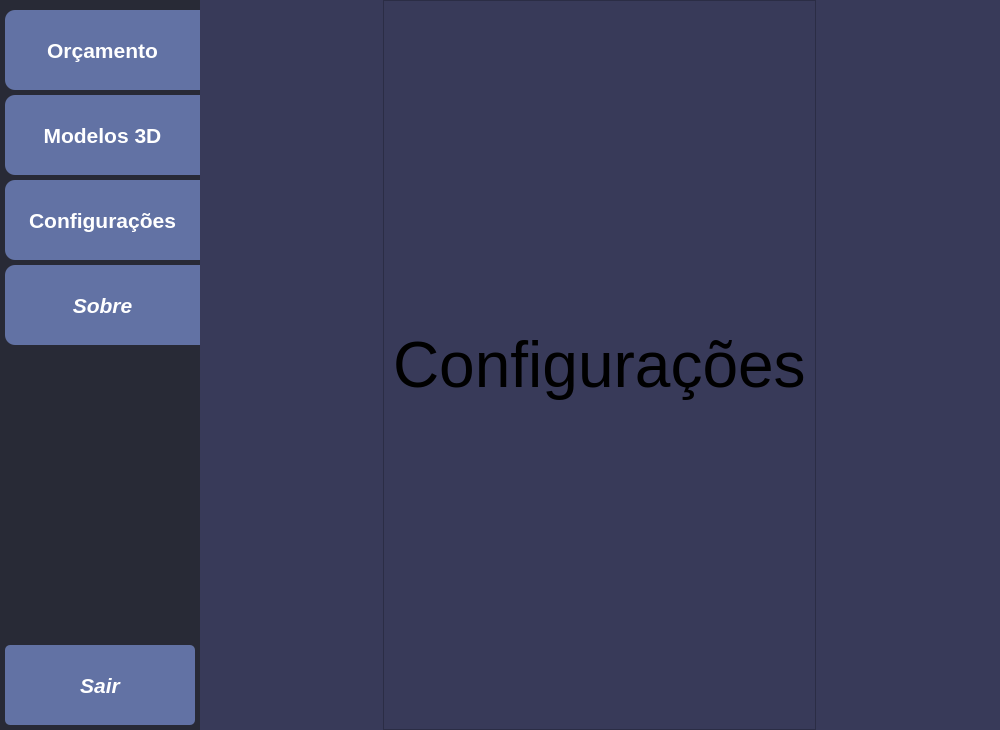
Qt form main.ui (RobertooMota/orcamento_3d_print) before a commit.
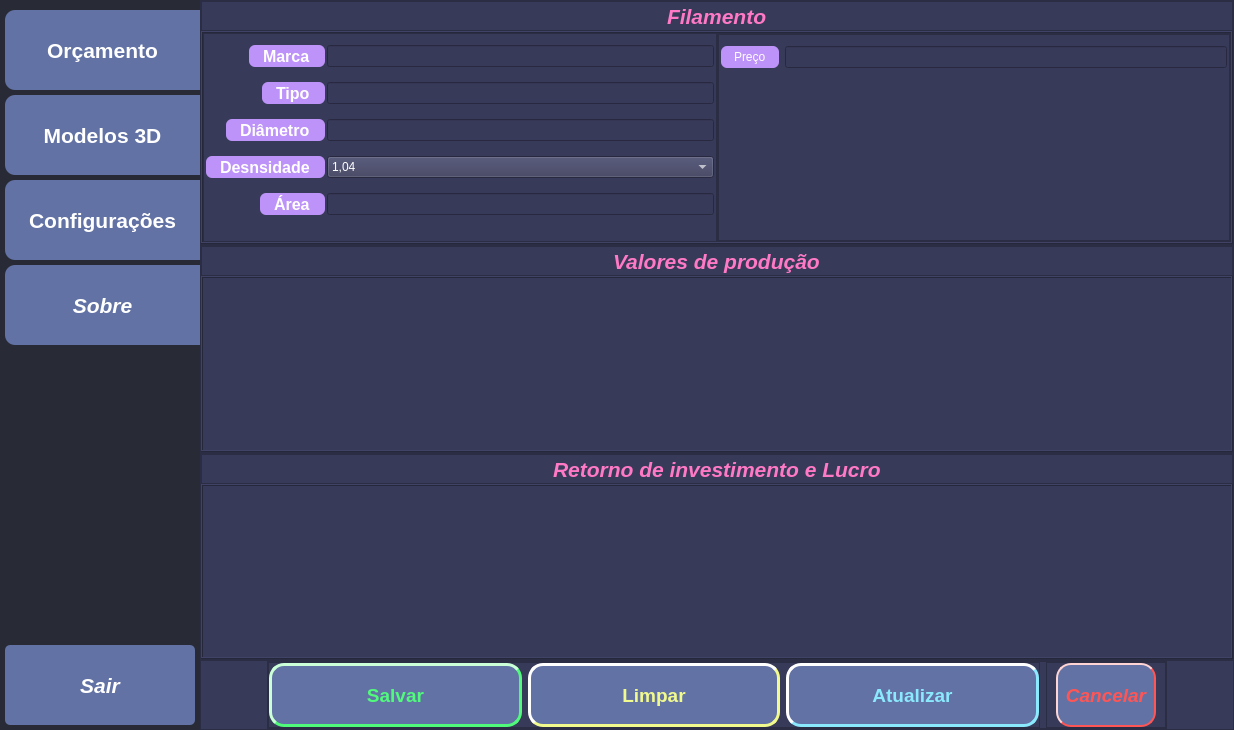
The same form after that commit. Icons and pictures are not drawn.

Commit message: inicio pagina de configuracao

The edit to the form file:
```diff
--- a/main.ui
+++ b/main.ui
@@ -6,7 +6,7 @@
    <rect>
     <x>0</x>
     <y>0</y>
-    <width>1000</width>
+    <width>1234</width>
     <height>730</height>
    </rect>
   </property>
@@ -585,8 +585,441 @@
               <property name="bottomMargin">
                <number>0</number>
               </property>
-              <item alignment="Qt::AlignHCenter">
-               <widget class="QFrame" name="frame_4">
+              <item>
+               <widget class="QFrame" name="campo_1_Filamento">
+                <property name="minimumSize">
+                 <size>
+                  <width>0</width>
+                  <height>243</height>
+                 </size>
+                </property>
+                <property name="maximumSize">
+                 <size>
+                  <width>16777215</width>
+                  <height>16777215</height>
+                 </size>
+                </property>
+                <property name="frameShape">
+                 <enum>QFrame::StyledPanel</enum>
+                </property>
+                <property name="frameShadow">
+                 <enum>QFrame::Raised</enum>
+                </property>
+                <layout class="QVBoxLayout" name="verticalLayout_11">
+                 <property name="spacing">
+                  <number>0</number>
+                 </property>
+                 <property name="leftMargin">
+                  <number>0</number>
+                 </property>
+                 <property name="topMargin">
+                  <number>0</number>
+                 </property>
+                 <property name="rightMargin">
+                  <number>0</number>
+                 </property>
+                 <property name="bottomMargin">
+                  <number>0</number>
+                 </property>
+                 <item>
+                  <widget class="QFrame" name="frm_titulo">
+                   <property name="minimumSize">
+                    <size>
+                     <width>720</width>
+                     <height>30</height>
+                    </size>
+                   </property>
+                   <property name="maximumSize">
+                    <size>
+                     <width>11111111</width>
+                     <height>30</height>
+                    </size>
+                   </property>
+                   <property name="frameShape">
+                    <enum>QFrame::StyledPanel</enum>
+                   </property>
+                   <property name="frameShadow">
+                    <enum>QFrame::Raised</enum>
+                   </property>
+                   <layout class="QVBoxLayout" name="verticalLayout_12">
+                    <property name="spacing">
+                     <number>0</number>
+                    </property>
+                    <property name="leftMargin">
+                     <number>0</number>
+                    </property>
+                    <property name="topMargin">
+                     <number>0</number>
+                    </property>
+                    <property name="rightMargin">
+                     <number>0</number>
+                    </property>
+                    <property name="bottomMargin">
+                     <number>0</number>
+                    </property>
+                    <item alignment="Qt::AlignHCenter">
+                     <widget class="QLabel" name="titulo_Filamento">
+                      <property name="font">
+                       <font>
+                        <pointsize>16</pointsize>
+                        <italic>true</italic>
+                        <bold>true</bold>
+                       </font>
+                      </property>
+                      <property name="styleSheet">
+                       <string notr="true">
+color:#ff79c6;
+</string>
+                      </property>
+                      <property name="text">
+                       <string>Filamento</string>
+                      </property>
+                     </widget>
+                    </item>
+                   </layout>
+                  </widget>
+                 </item>
+                 <item>
+                  <widget class="QFrame" name="frm_3">
+                   <property name="frameShape">
+                    <enum>QFrame::Box</enum>
+                   </property>
+                   <property name="frameShadow">
+                    <enum>QFrame::Raised</enum>
+                   </property>
+                   <layout class="QHBoxLayout" name="horizontalLayout_4">
+                    <property name="spacing">
+                     <number>0</number>
+                    </property>
+                    <property name="leftMargin">
+                     <number>0</number>
+                    </property>
+                    <property name="topMargin">
+                     <number>0</number>
+                    </property>
+                    <property name="rightMargin">
+                     <number>0</number>
+                    </property>
+                    <property name="bottomMargin">
+                     <number>0</number>
+                    </property>
+                    <item>
+                     <widget class="QFrame" name="frame_5">
+                      <property name="minimumSize">
+                       <size>
+                        <width>0</width>
+                        <height>207</height>
+                       </size>
+                      </property>
+                      <property name="maximumSize">
+                       <size>
+                        <width>11111111</width>
+                        <height>16777215</height>
+                       </size>
+                      </property>
+                      <property name="frameShape">
+                       <enum>QFrame::StyledPanel</enum>
+                      </property>
+                      <property name="frameShadow">
+                       <enum>QFrame::Raised</enum>
+                      </property>
+                      <layout class="QVBoxLayout" name="verticalLayout_17">
+                       <property name="spacing">
+                        <number>2</number>
+                       </property>
+                       <property name="leftMargin">
+                        <number>2</number>
+                       </property>
+                       <property name="topMargin">
+                        <number>2</number>
+                       </property>
+                       <property name="rightMargin">
+                        <number>2</number>
+                       </property>
+                       <property name="bottomMargin">
+                        <number>2</number>
+                       </property>
+                       <item>
+                        <layout class="QFormLayout" name="formLayout">
+                         <property name="labelAlignment">
+                          <set>Qt::AlignRight|Qt::AlignTrailing|Qt::AlignVCenter</set>
+                         </property>
+                         <property name="formAlignment">
+                          <set>Qt::AlignHCenter|Qt::AlignTop</set>
+                         </property>
+                         <property name="verticalSpacing">
+                          <number>15</number>
+                         </property>
+                         <property name="topMargin">
+                          <number>9</number>
+                         </property>
+                         <item row="0" column="0">
+                          <widget class="QLabel" name="label_6">
+                           <property name="sizePolicy">
+                            <sizepolicy hsizetype="Preferred" vsizetype="Preferred">
+                             <horstretch>0</horstretch>
+                             <verstretch>0</verstretch>
+                            </sizepolicy>
+                           </property>
+                           <property name="font">
+                            <font>
+                             <pointsize>12</pointsize>
+                             <bold>true</bold>
+                            </font>
+                           </property>
+                           <property name="styleSheet">
+                            <string notr="true">background-color:#bd93f9;
+border: 0px solid;
+border-radius:6px;
+padding-right:10px;
+padding-left:10px;
+color:white;
+</string>
+                           </property>
+                           <property name="text">
+                            <string>Marca</string>
+                           </property>
+                          </widget>
+                         </item>
+                         <item row="0" column="1">
+                          <widget class="QLineEdit" name="lineEdit">
+                           <property name="styleSheet">
+                            <string notr="true">color:white;
+</string>
+                           </property>
+                          </widget>
+                         </item>
+                         <item row="1" column="0">
+                          <widget class="QLabel" name="label_7">
+                           <property name="font">
+                            <font>
+                             <pointsize>12</pointsize>
+                             <bold>true</bold>
+                            </font>
+                           </property>
+                           <property name="styleSheet">
+                            <string notr="true">background-color:#bd93f9;
+border: 0px solid;
+border-radius:6px;
+padding-right:10px;
+padding-left:10px;
+color:white;
+</string>
+                           </property>
+                           <property name="text">
+                            <string>Tipo</string>
+                           </property>
+                          </widget>
+                         </item>
+                         <item row="1" column="1">
+                          <widget class="QLineEdit" name="lineEdit_2"/>
+                         </item>
+                         <item row="2" column="0">
+                          <widget class="QLabel" name="label_3">
+                           <property name="font">
+                            <font>
+                             <pointsize>12</pointsize>
+                             <bold>true</bold>
+                            </font>
+                           </property>
+                           <property name="styleSheet">
+                            <string notr="true">background-color:#bd93f9;
+border: 0px solid;
+border-radius:6px;
+padding-right:10px;
+padding-left:10px;
+color:white;
+</string>
+                           </property>
+                           <property name="text">
+                            <string>Diâmetro</string>
+                           </property>
+                          </widget>
+                         </item>
+                         <item row="2" column="1">
+                          <widget class="QLineEdit" name="lineEdit_3"/>
+                         </item>
+                         <item row="3" column="0">
+                          <widget class="QLabel" name="label_4">
+                           <property name="font">
+                            <font>
+                             <pointsize>12</pointsize>
+                             <bold>true</bold>
+                            </font>
+                           </property>
+                           <property name="styleSheet">
+                            <string notr="true">background-color:#bd93f9;
+border: 0px solid;
+border-radius:6px;
+padding-right:10px;
+padding-left:10px;
+color:white;
+</string>
+                           </property>
+                           <property name="text">
+                            <string>Desnsidade</string>
+                           </property>
+                          </widget>
+                         </item>
+                         <item row="3" column="1">
+                          <widget class="QComboBox" name="comboBox">
+                           <property name="styleSheet">
+                            <string notr="true">color:white;</string>
+                           </property>
+                           <item>
+                            <property name="text">
+                             <string>1,04</string>
+                            </property>
+                           </item>
+                           <item>
+                            <property name="text">
+                             <string>1,24</string>
+                            </property>
+                           </item>
+                          </widget>
+                         </item>
+                         <item row="4" column="1">
+                          <widget class="QLineEdit" name="lineEdit_5"/>
+                         </item>
+                         <item row="4" column="0">
+                          <widget class="QLabel" name="label_5">
+                           <property name="font">
+                            <font>
+                             <pointsize>12</pointsize>
+                             <bold>true</bold>
+                            </font>
+                           </property>
+                           <property name="styleSheet">
+                            <string notr="true">background-color:#bd93f9;
+border: 0px solid;
+border-radius:6px;
+padding-right:10px;
+padding-left:10px;
+color:white;
+</string>
+                           </property>
+                           <property name="text">
+                            <string>Área</string>
+                           </property>
+                          </widget>
+                         </item>
+                        </layout>
+                       </item>
+                      </layout>
+                     </widget>
+                    </item>
+                    <item>
+                     <widget class="QFrame" name="frame_8">
+                      <property name="frameShape">
+                       <enum>QFrame::StyledPanel</enum>
+                      </property>
+                      <property name="frameShadow">
+                       <enum>QFrame::Raised</enum>
+                      </property>
+                      <layout class="QVBoxLayout" name="verticalLayout_19">
+                       <property name="spacing">
+                        <number>0</number>
+                       </property>
+                       <property name="leftMargin">
+                        <number>0</number>
+                       </property>
+                       <property name="topMargin">
+                        <number>0</number>
+                       </property>
+                       <property name="rightMargin">
+                        <number>0</number>
+                       </property>
+                       <property name="bottomMargin">
+                        <number>0</number>
+                       </property>
+                       <item>
+                        <widget class="QFrame" name="frame_7">
+                         <property name="minimumSize">
+                          <size>
+                           <width>0</width>
+                           <height>207</height>
+                          </size>
+                         </property>
+                         <property name="maximumSize">
+                          <size>
+                           <width>11111111</width>
+                           <height>16777215</height>
+                          </size>
+                         </property>
+                         <property name="frameShape">
+                          <enum>QFrame::StyledPanel</enum>
+                         </property>
+                         <property name="frameShadow">
+                          <enum>QFrame::Raised</enum>
+                         </property>
+                         <layout class="QVBoxLayout" name="verticalLayout_18">
+                          <property name="spacing">
+                           <number>2</number>
+                          </property>
+                          <property name="leftMargin">
+                           <number>2</number>
+                          </property>
+                          <property name="topMargin">
+                           <number>2</number>
+                          </property>
+                          <property name="rightMargin">
+                           <number>2</number>
+                          </property>
+                          <property name="bottomMargin">
+                           <number>2</number>
+                          </property>
+                          <item>
+                           <layout class="QFormLayout" name="formLayout_2">
+                            <property name="labelAlignment">
+                             <set>Qt::AlignLeading|Qt::AlignLeft|Qt::AlignVCenter</set>
+                            </property>
+                            <property name="formAlignment">
+                             <set>Qt::AlignLeading|Qt::AlignLeft|Qt::AlignTop</set>
+                            </property>
+                            <property name="horizontalSpacing">
+                             <number>6</number>
+                            </property>
+                            <property name="verticalSpacing">
+                             <number>15</number>
+                            </property>
+                            <property name="topMargin">
+                             <number>9</number>
+                            </property>
+                            <item row="0" column="0">
+                             <widget class="QLabel" name="label_8">
+                              <property name="styleSheet">
+                               <string notr="true">background-color:#bd93f9;
+border: 0px solid;
+border-radius:6px;
+padding-right:10px;
+padding-left:10px;
+color:white;
+</string>
+                              </property>
+                              <property name="text">
+                               <string>Preço</string>
+                              </property>
+                             </widget>
+                            </item>
+                            <item row="0" column="1">
+                             <widget class="QLineEdit" name="lineEdit_4"/>
+                            </item>
+                           </layout>
+                          </item>
+                         </layout>
+                        </widget>
+                       </item>
+                      </layout>
+                     </widget>
+                    </item>
+                   </layout>
+                  </widget>
+                 </item>
+                </layout>
+               </widget>
+              </item>
+              <item>
+               <widget class="QFrame" name="campo_2_ValoresProducao">
                 <property name="frameShape">
                  <enum>QFrame::StyledPanel</enum>
                 </property>
@@ -594,16 +1027,491 @@
                  <enum>QFrame::Raised</enum>
                 </property>
                 <layout class="QVBoxLayout" name="verticalLayout_10">
+                 <property name="spacing">
+                  <number>0</number>
+                 </property>
+                 <property name="leftMargin">
+                  <number>0</number>
+                 </property>
+                 <property name="topMargin">
+                  <number>0</number>
+                 </property>
+                 <property name="rightMargin">
+                  <number>0</number>
+                 </property>
+                 <property name="bottomMargin">
+                  <number>0</number>
+                 </property>
                  <item>
-                  <widget class="QLabel" name="label_3">
-                   <property name="font">
-                    <font>
-                     <pointsize>48</pointsize>
-                    </font>
+                  <widget class="QFrame" name="frm_titulo_2">
+                   <property name="minimumSize">
+                    <size>
+                     <width>720</width>
+                     <height>30</height>
+                    </size>
                    </property>
-                   <property name="text">
-                    <string>Configurações</string>
+                   <property name="maximumSize">
+                    <size>
+                     <width>16777215</width>
+                     <height>30</height>
+                    </size>
                    </property>
+                   <property name="frameShape">
+                    <enum>QFrame::StyledPanel</enum>
+                   </property>
+                   <property name="frameShadow">
+                    <enum>QFrame::Raised</enum>
+                   </property>
+                   <layout class="QVBoxLayout" name="verticalLayout_14">
+                    <property name="spacing">
+                     <number>0</number>
+                    </property>
+                    <property name="leftMargin">
+                     <number>0</number>
+                    </property>
+                    <property name="topMargin">
+                     <number>0</number>
+                    </property>
+                    <property name="rightMargin">
+                     <number>0</number>
+                    </property>
+                    <property name="bottomMargin">
+                     <number>0</number>
+                    </property>
+                    <item alignment="Qt::AlignHCenter">
+                     <widget class="QLabel" name="titulo_ValoresProducao">
+                      <property name="font">
+                       <font>
+                        <pointsize>16</pointsize>
+                        <italic>true</italic>
+                        <bold>true</bold>
+                       </font>
+                      </property>
+                      <property name="styleSheet">
+                       <string notr="true">
+color:#ff79c6;
+</string>
+                      </property>
+                      <property name="text">
+                       <string>Valores de produção</string>
+                      </property>
+                     </widget>
+                    </item>
+                   </layout>
+                  </widget>
+                 </item>
+                 <item>
+                  <widget class="QFrame" name="frame_4">
+                   <property name="frameShape">
+                    <enum>QFrame::Box</enum>
+                   </property>
+                   <property name="frameShadow">
+                    <enum>QFrame::Raised</enum>
+                   </property>
+                   <layout class="QVBoxLayout" name="verticalLayout_13">
+                    <property name="spacing">
+                     <number>0</number>
+                    </property>
+                    <property name="leftMargin">
+                     <number>0</number>
+                    </property>
+                    <property name="topMargin">
+                     <number>0</number>
+                    </property>
+                    <property name="rightMargin">
+                     <number>0</number>
+                    </property>
+                    <property name="bottomMargin">
+                     <number>0</number>
+                    </property>
+                   </layout>
+                  </widget>
+                 </item>
+                </layout>
+               </widget>
+              </item>
+              <item>
+               <widget class="QFrame" name="campo_3_RetornoLucro">
+                <property name="frameShape">
+                 <enum>QFrame::StyledPanel</enum>
+                </property>
+                <property name="frameShadow">
+                 <enum>QFrame::Raised</enum>
+                </property>
+                <layout class="QVBoxLayout" name="verticalLayout_15">
+                 <property name="spacing">
+                  <number>0</number>
+                 </property>
+                 <property name="leftMargin">
+                  <number>0</number>
+                 </property>
+                 <property name="topMargin">
+                  <number>0</number>
+                 </property>
+                 <property name="rightMargin">
+                  <number>0</number>
+                 </property>
+                 <property name="bottomMargin">
+                  <number>0</number>
+                 </property>
+                 <item>
+                  <widget class="QFrame" name="frm_titulo_3">
+                   <property name="minimumSize">
+                    <size>
+                     <width>0</width>
+                     <height>30</height>
+                    </size>
+                   </property>
+                   <property name="maximumSize">
+                    <size>
+                     <width>16777215</width>
+                     <height>30</height>
+                    </size>
+                   </property>
+                   <property name="frameShape">
+                    <enum>QFrame::StyledPanel</enum>
+                   </property>
+                   <property name="frameShadow">
+                    <enum>QFrame::Raised</enum>
+                   </property>
+                   <layout class="QVBoxLayout" name="verticalLayout_16">
+                    <property name="spacing">
+                     <number>0</number>
+                    </property>
+                    <property name="leftMargin">
+                     <number>0</number>
+                    </property>
+                    <property name="topMargin">
+                     <number>0</number>
+                    </property>
+                    <property name="rightMargin">
+                     <number>0</number>
+                    </property>
+                    <property name="bottomMargin">
+                     <number>0</number>
+                    </property>
+                    <item alignment="Qt::AlignHCenter">
+                     <widget class="QLabel" name="titulo_RetornoLucro">
+                      <property name="font">
+                       <font>
+                        <pointsize>16</pointsize>
+                        <italic>true</italic>
+                        <bold>true</bold>
+                       </font>
+                      </property>
+                      <property name="styleSheet">
+                       <string notr="true">
+color:#ff79c6;
+</string>
+                      </property>
+                      <property name="text">
+                       <string>Retorno de investimento e Lucro</string>
+                      </property>
+                     </widget>
+                    </item>
+                   </layout>
+                  </widget>
+                 </item>
+                 <item>
+                  <widget class="QFrame" name="frame_6">
+                   <property name="frameShape">
+                    <enum>QFrame::Box</enum>
+                   </property>
+                   <property name="frameShadow">
+                    <enum>QFrame::Raised</enum>
+                   </property>
+                  </widget>
+                 </item>
+                </layout>
+               </widget>
+              </item>
+              <item>
+               <widget class="QFrame" name="frame_9">
+                <property name="maximumSize">
+                 <size>
+                  <width>16777215</width>
+                  <height>70</height>
+                 </size>
+                </property>
+                <property name="frameShape">
+                 <enum>QFrame::StyledPanel</enum>
+                </property>
+                <property name="frameShadow">
+                 <enum>QFrame::Raised</enum>
+                </property>
+                <layout class="QHBoxLayout" name="horizontalLayout_5">
+                 <property name="spacing">
+                  <number>0</number>
+                 </property>
+                 <property name="leftMargin">
+                  <number>0</number>
+                 </property>
+                 <property name="topMargin">
+                  <number>0</number>
+                 </property>
+                 <property name="rightMargin">
+                  <number>0</number>
+                 </property>
+                 <property name="bottomMargin">
+                  <number>0</number>
+                 </property>
+                 <item>
+                  <widget class="QFrame" name="frame_10">
+                   <property name="maximumSize">
+                    <size>
+                     <width>900</width>
+                     <height>16777215</height>
+                    </size>
+                   </property>
+                   <property name="frameShape">
+                    <enum>QFrame::StyledPanel</enum>
+                   </property>
+                   <property name="frameShadow">
+                    <enum>QFrame::Raised</enum>
+                   </property>
+                   <layout class="QHBoxLayout" name="horizontalLayout_6">
+                    <property name="leftMargin">
+                     <number>0</number>
+                    </property>
+                    <property name="topMargin">
+                     <number>0</number>
+                    </property>
+                    <property name="rightMargin">
+                     <number>0</number>
+                    </property>
+                    <property name="bottomMargin">
+                     <number>0</number>
+                    </property>
+                    <item>
+                     <widget class="QFrame" name="frame_12">
+                      <property name="frameShape">
+                       <enum>QFrame::StyledPanel</enum>
+                      </property>
+                      <property name="frameShadow">
+                       <enum>QFrame::Raised</enum>
+                      </property>
+                      <layout class="QHBoxLayout" name="horizontalLayout_7">
+                       <property name="leftMargin">
+                        <number>0</number>
+                       </property>
+                       <property name="topMargin">
+                        <number>0</number>
+                       </property>
+                       <property name="rightMargin">
+                        <number>0</number>
+                       </property>
+                       <property name="bottomMargin">
+                        <number>0</number>
+                       </property>
+                       <item>
+                        <widget class="QPushButton" name="pushButton">
+                         <property name="sizePolicy">
+                          <sizepolicy hsizetype="Minimum" vsizetype="Expanding">
+                           <horstretch>0</horstretch>
+                           <verstretch>0</verstretch>
+                          </sizepolicy>
+                         </property>
+                         <property name="font">
+                          <font>
+                           <pointsize>14</pointsize>
+                           <bold>true</bold>
+                          </font>
+                         </property>
+                         <property name="styleSheet">
+                          <string notr="true">QPushButton{
+border:3px solid #50fa7b ;
+border-radius: 15px;
+border-style:outset;
+
+color:#50fa7b;
+background-color:#6272a4;
+}
+
+QPushButton:hover{
+border:3px solid #50fa7b ;
+border-radius: 15px;
+border-style:outset;
+
+color:#6272a4;
+background-color:#50fa7b;
+}
+
+QPushButton:Pressed{
+border:3px solid #50fa7b ;
+border-radius: 15px;
+
+border-style:inset;
+
+color:#6272a4;
+background-color:#50fa6b;
+}</string>
+                         </property>
+                         <property name="text">
+                          <string>Salvar</string>
+                         </property>
+                        </widget>
+                       </item>
+                       <item>
+                        <widget class="QPushButton" name="pushButton_2">
+                         <property name="sizePolicy">
+                          <sizepolicy hsizetype="Minimum" vsizetype="Expanding">
+                           <horstretch>0</horstretch>
+                           <verstretch>0</verstretch>
+                          </sizepolicy>
+                         </property>
+                         <property name="font">
+                          <font>
+                           <pointsize>14</pointsize>
+                           <bold>true</bold>
+                          </font>
+                         </property>
+                         <property name="styleSheet">
+                          <string notr="true">QPushButton{
+border:3px solid #f1fa8c ;
+border-radius: 15px;
+border-style:outset;
+border-radius: 15px;
+background-color:#6272a4;
+color:#f1fa8c;
+}
+QPushButton:hover{
+border:3px solid #f1fa8c ;
+border-radius: 15px;
+border-style:outset;
+background-color:#f1f98c;
+color:#6272a4;
+}
+QPushButton:Pressed{
+border:3px solid #c5d957;
+border-radius: 15px;
+border-style:inset;
+background-color:#f1f98c;
+color:#6272a4;
+}</string>
+                         </property>
+                         <property name="text">
+                          <string>Limpar</string>
+                         </property>
+                        </widget>
+                       </item>
+                       <item>
+                        <widget class="QPushButton" name="pushButton_3">
+                         <property name="sizePolicy">
+                          <sizepolicy hsizetype="Minimum" vsizetype="Expanding">
+                           <horstretch>0</horstretch>
+                           <verstretch>0</verstretch>
+                          </sizepolicy>
+                         </property>
+                         <property name="font">
+                          <font>
+                           <pointsize>14</pointsize>
+                           <bold>true</bold>
+                          </font>
+                         </property>
+                         <property name="styleSheet">
+                          <string notr="true">QPushButton{
+border:3px solid #8be9fd;
+border-radius: 15px;
+border-style: outset;
+
+background-color:#6272a4;
+color:#8be9fd;
+}
+QPushButton:hover{
+border:3px solid #8be9fd;
+border-radius: 15px;
+border-style: outset;
+
+background-color:#8be9fd;;
+color:#6272a4;
+}
+QPushButton:Pressed{
+border:3px solid #8be9fd;
+border-radius: 15px;
+border-style: inset;
+
+background-color:#8be9fd;;
+color:#6272a4;
+}
+</string>
+                         </property>
+                         <property name="text">
+                          <string>Atualizar</string>
+                         </property>
+                        </widget>
+                       </item>
+                      </layout>
+                     </widget>
+                    </item>
+                    <item>
+                     <widget class="QFrame" name="frame_11">
+                      <property name="minimumSize">
+                       <size>
+                        <width>120</width>
+                        <height>0</height>
+                       </size>
+                      </property>
+                      <property name="maximumSize">
+                       <size>
+                        <width>90</width>
+                        <height>16777215</height>
+                       </size>
+                      </property>
+                      <property name="frameShape">
+                       <enum>QFrame::StyledPanel</enum>
+                      </property>
+                      <property name="frameShadow">
+                       <enum>QFrame::Raised</enum>
+                      </property>
+                      <layout class="QVBoxLayout" name="verticalLayout_20">
+                       <property name="topMargin">
+                        <number>0</number>
+                       </property>
+                       <property name="bottomMargin">
+                        <number>0</number>
+                       </property>
+                       <item>
+                        <widget class="QPushButton" name="btn_Configuracao_Cancelar">
+                         <property name="sizePolicy">
+                          <sizepolicy hsizetype="Minimum" vsizetype="Expanding">
+                           <horstretch>0</horstretch>
+                           <verstretch>0</verstretch>
+                          </sizepolicy>
+                         </property>
+                         <property name="font">
+                          <font>
+                           <pointsize>14</pointsize>
+                           <italic>true</italic>
+                           <bold>true</bold>
+                          </font>
+                         </property>
+                         <property name="styleSheet">
+                          <string notr="true">QPushButton{
+border:2px solid #ff5555;
+border-radius: 15px;
+border-style: outset;
+
+background-color:#6272a4;
+color:#ff5555;
+}
+QPushButton:hover{
+background-color:#ff5555;
+color:#6272a4;
+}
+
+QPushButton:Pressed{
+border-style: inset;
+}</string>
+                         </property>
+                         <property name="text">
+                          <string>Cancelar</string>
+                         </property>
+                        </widget>
+                       </item>
+                      </layout>
+                     </widget>
+                    </item>
+                   </layout>
                   </widget>
                  </item>
                 </layout>
```
Left out of the diff: 4 changed lines with no effect on the pictures. The commit also changes 6 other files.
